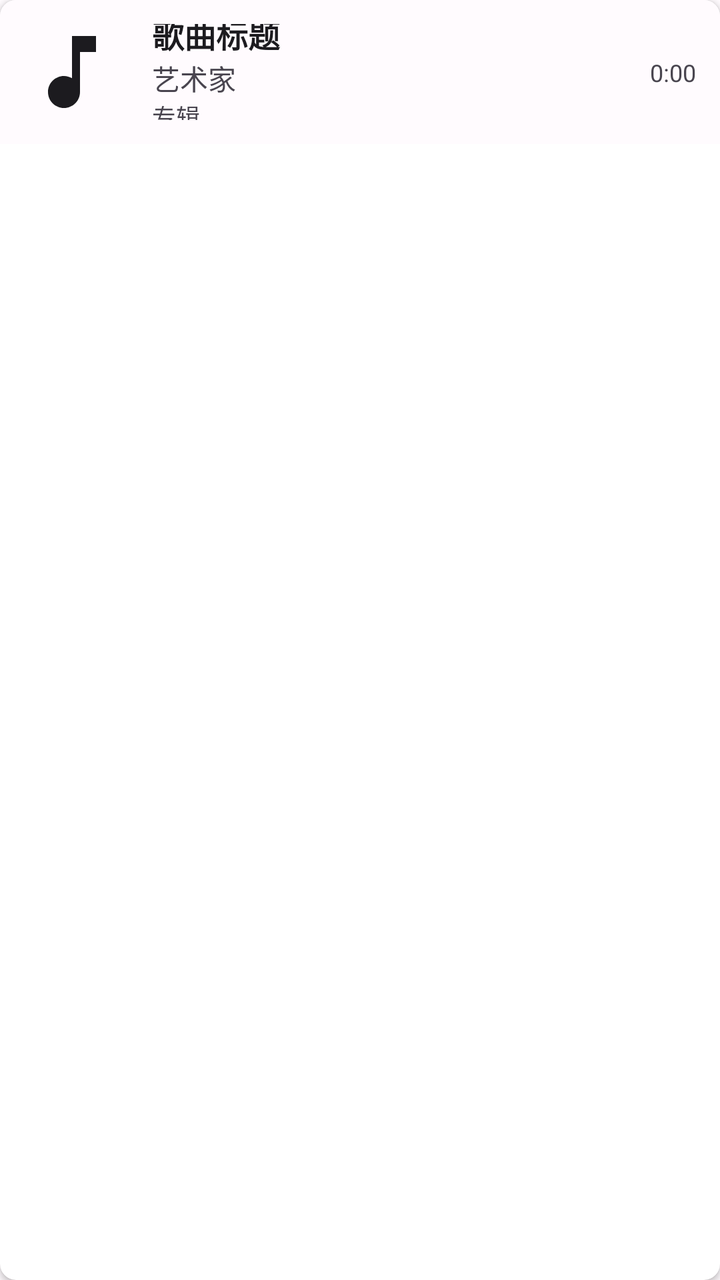
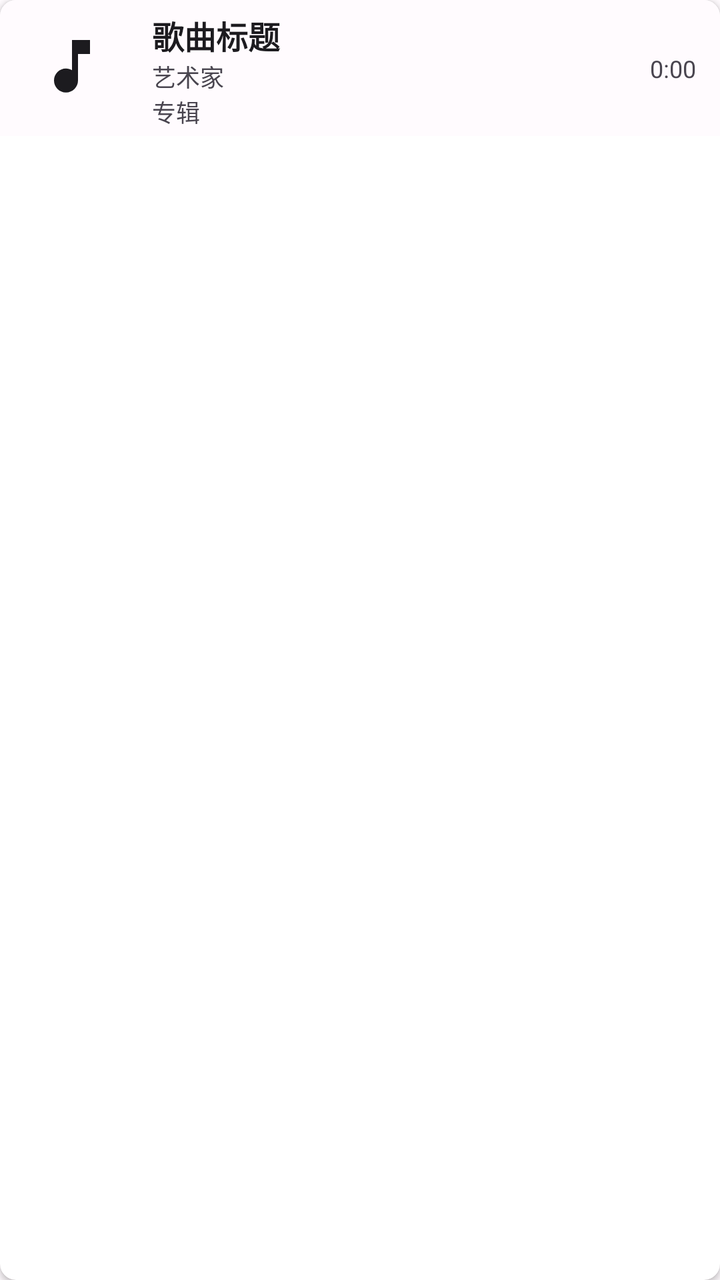

The first picture is an Android layout as it rendered before a commit; the second is the same layout after the commit. The layout source and the unified diff follow.
<!-- AndroidManifest.xml: application theme Theme.UnicornPlayer -->
<!-- res/layout/item_song.xml -->
<?xml version="1.0" encoding="utf-8"?>
<androidx.cardview.widget.CardView xmlns:android="http://schemas.android.com/apk/res/android"
    xmlns:app="http://schemas.android.com/apk/res-auto"
    android:layout_width="match_parent"
    android:layout_height="wrap_content"
    android:layout_marginHorizontal="8dp"
    android:layout_marginVertical="4dp"
    app:cardCornerRadius="8dp"
    app:cardElevation="2dp">

    <androidx.constraintlayout.widget.ConstraintLayout
        android:layout_width="match_parent"
        android:layout_height="72dp"
        android:background="@color/surface"
        android:padding="12dp">

        <ImageView
            android:id="@+id/albumArt"
            android:layout_width="48dp"
            android:layout_height="48dp"
            android:contentDescription="专辑封面"
            android:scaleType="centerCrop"
            android:src="@drawable/ic_music_note"
            app:layout_constraintBottom_toBottomOf="parent"
            app:layout_constraintStart_toStartOf="parent"
            app:layout_constraintTop_toTopOf="parent" />

        <TextView
            android:id="@+id/songTitle"
            android:layout_width="0dp"
            android:layout_height="wrap_content"
            android:layout_marginStart="16dp"
            android:layout_marginEnd="16dp"
            android:ellipsize="end"
            android:maxLines="1"
            android:text="歌曲标题"
            android:textColor="@color/onSurface"
            android:textSize="16sp"
            android:textStyle="bold"
            app:layout_constraintBottom_toTopOf="@+id/artistName"
            app:layout_constraintEnd_toStartOf="@+id/duration"
            app:layout_constraintStart_toEndOf="@+id/albumArt"
            app:layout_constraintTop_toTopOf="parent"
            app:layout_constraintVertical_chainStyle="packed" />

        <TextView
            android:id="@+id/artistName"
            android:layout_width="0dp"
            android:layout_height="wrap_content"
            android:layout_marginStart="16dp"
            android:layout_marginEnd="16dp"
            android:ellipsize="end"
            android:maxLines="1"
            android:text="艺术家"
            android:textColor="@color/onSurfaceVariant"
            android:textSize="14sp"
            app:layout_constraintBottom_toTopOf="@+id/albumName"
            app:layout_constraintEnd_toStartOf="@+id/duration"
            app:layout_constraintStart_toEndOf="@+id/albumArt"
            app:layout_constraintTop_toBottomOf="@+id/songTitle" />

        <TextView
            android:id="@+id/albumName"
            android:layout_width="0dp"
            android:layout_height="wrap_content"
            android:layout_marginStart="16dp"
            android:layout_marginEnd="16dp"
            android:ellipsize="end"
            android:maxLines="1"
            android:text="专辑"
            android:textColor="@color/onSurfaceVariant"
            android:textSize="12sp"
            app:layout_constraintBottom_toBottomOf="parent"
            app:layout_constraintEnd_toStartOf="@+id/duration"
            app:layout_constraintStart_toEndOf="@+id/albumArt"
            app:layout_constraintTop_toBottomOf="@+id/artistName" />

        <TextView
            android:id="@+id/duration"
            android:layout_width="wrap_content"
            android:layout_height="wrap_content"
            android:text="0:00"
            android:textColor="@color/onSurfaceVariant"
            android:textSize="12sp"
            app:layout_constraintBottom_toBottomOf="parent"
            app:layout_constraintEnd_toEndOf="parent"
            app:layout_constraintTop_toTopOf="parent" />

    </androidx.constraintlayout.widget.ConstraintLayout>

</androidx.cardview.widget.CardView>
<!-- resources referenced by this layout -->
<resources>
  <color name="onSurface">#1C1B1F</color>
  <color name="onSurfaceVariant">#49454F</color>
  <color name="surface">#FFFBFE</color>
  <!-- drawable ic_music_note (drawable) -->
  <?xml version="1.0" encoding="utf-8"?>
  <vector xmlns:android="http://schemas.android.com/apk/res/android"
      android:width="24dp"
      android:height="24dp"
      android:viewportWidth="24"
      android:viewportHeight="24"
      android:tint="?attr/colorOnSurface">
      <path
          android:fillColor="@android:color/white"
          android:pathData="M12,3v10.55c-0.59,-0.34 -1.27,-0.55 -2,-0.55 -2.21,0 -4,1.79 -4,4s1.79,4 4,4 4,-1.79 4,-4V7h4V3h-6z"/>
  </vector>
  <style name="Theme.UnicornPlayer" parent="Theme.Material3.DayNight.NoActionBar">
          
          <item name="colorPrimary">@color/primary</item>
          <item name="colorOnPrimary">@color/onPrimary</item>
          <item name="colorPrimaryContainer">@color/primaryContainer</item>
          <item name="colorOnPrimaryContainer">@color/onPrimaryContainer</item>
  
          
          <item name="colorSecondary">@color/secondary</item>
          <item name="colorOnSecondary">@color/onSecondary</item>
          <item name="colorSecondaryContainer">@color/secondaryContainer</item>
          <item name="colorOnSecondaryContainer">@color/onSecondaryContainer</item>
  
          
          <item name="colorTertiary">@color/tertiary</item>
          <item name="colorOnTertiary">@color/onTertiary</item>
          <item name="colorTertiaryContainer">@color/tertiaryContainer</item>
          <item name="colorOnTertiaryContainer">@color/onTertiaryContainer</item>
  
          
          <item name="colorError">@color/error</item>
          <item name="colorOnError">@color/onError</item>
          <item name="colorErrorContainer">@color/errorContainer</item>
          <item name="colorOnErrorContainer">@color/onErrorContainer</item>
  
          
          <item name="android:colorBackground">@color/background</item>
          <item name="colorOnBackground">@color/onBackground</item>
  
          
          <item name="colorSurface">@color/surface</item>
          <item name="colorOnSurface">@color/onSurface</item>
          <item name="colorSurfaceVariant">@color/surfaceVariant</item>
          <item name="colorOnSurfaceVariant">@color/onSurfaceVariant</item>
  
          
          <item name="colorOutline">@color/outline</item>
          <item name="colorOutlineVariant">@color/outlineVariant</item>
  
          
          <item name="android:statusBarColor">@color/primary</item>
          <item name="android:windowLightStatusBar">false</item>
  
          
          <item name="android:navigationBarColor">@color/surface</item>
          <item name="android:windowLightNavigationBar">true</item>
  
          
          <item name="android:windowLayoutInDisplayCutoutMode">shortEdges</item>
          <item name="android:fitsSystemWindows">false</item>
      </style>
  <color name="primary">#6750A4</color>
  <color name="onPrimary">#FFFFFF</color>
  <color name="primaryContainer">#EADDFF</color>
  <color name="onPrimaryContainer">#21005D</color>
  <color name="secondary">#625B71</color>
  <color name="onSecondary">#FFFFFF</color>
  <color name="secondaryContainer">#E8DEF8</color>
  <color name="onSecondaryContainer">#1D192B</color>
  <color name="tertiary">#7D5260</color>
  <color name="onTertiary">#FFFFFF</color>
  <color name="tertiaryContainer">#FFD8E4</color>
  <color name="onTertiaryContainer">#31111D</color>
  <color name="error">#BA1A1A</color>
  <color name="onError">#FFFFFF</color>
  <color name="errorContainer">#FFDAD6</color>
  <color name="onErrorContainer">#410002</color>
  <color name="background">#FFFBFE</color>
  <color name="onBackground">#1C1B1F</color>
  <color name="surfaceVariant">#E7E0EC</color>
  <color name="outline">#79747E</color>
  <color name="outlineVariant">#CAC4D0</color>
</resources>

<!-- the commit's change to res/layout/item_song.xml (unified diff, before → after) -->
@@ -10,9 +10,12 @@
 
     <androidx.constraintlayout.widget.ConstraintLayout
         android:layout_width="match_parent"
-        android:layout_height="72dp"
+        android:layout_height="68dp"
         android:background="@color/surface"
-        android:padding="12dp">
+        android:paddingStart="12dp"
+        android:paddingTop="6dp"
+        android:paddingEnd="12dp"
+        android:paddingBottom="6dp">
 
         <ImageView
             android:id="@+id/albumArt"
@@ -53,7 +56,7 @@
             android:maxLines="1"
             android:text="艺术家"
             android:textColor="@color/onSurfaceVariant"
-            android:textSize="14sp"
+            android:textSize="12sp"
             app:layout_constraintBottom_toTopOf="@+id/albumName"
             app:layout_constraintEnd_toStartOf="@+id/duration"
             app:layout_constraintStart_toEndOf="@+id/albumArt"
@@ -66,10 +69,12 @@
             android:layout_marginStart="16dp"
             android:layout_marginEnd="16dp"
             android:ellipsize="end"
+            android:includeFontPadding="false"
             android:maxLines="1"
             android:text="专辑"
             android:textColor="@color/onSurfaceVariant"
             android:textSize="12sp"
+            app:layout_constrainedHeight="true"
             app:layout_constraintBottom_toBottomOf="parent"
             app:layout_constraintEnd_toStartOf="@+id/duration"
             app:layout_constraintStart_toEndOf="@+id/albumArt"
<!-- resource entries referenced after the edit -->
@@ -13,7 +13,7 @@
       android:tint="?attr/colorOnSurface">
       <path
           android:fillColor="@android:color/white"
-          android:pathData="M12,3v10.55c-0.59,-0.34 -1.27,-0.55 -2,-0.55 -2.21,0 -4,1.79 -4,4s1.79,4 4,4 4,-1.79 4,-4V7h4V3h-6z"/>
+          android:pathData="M12,5v7.55c-0.44,-0.26 -0.95,-0.42 -1.5,-0.42 -1.66,0 -3,1.34 -3,3s1.34,3 3,3 3,-1.34 3,-3V8.5h3V5h-4.5z"/>
   </vector>
   <style name="Theme.UnicornPlayer" parent="Theme.Material3.DayNight.NoActionBar">
           
